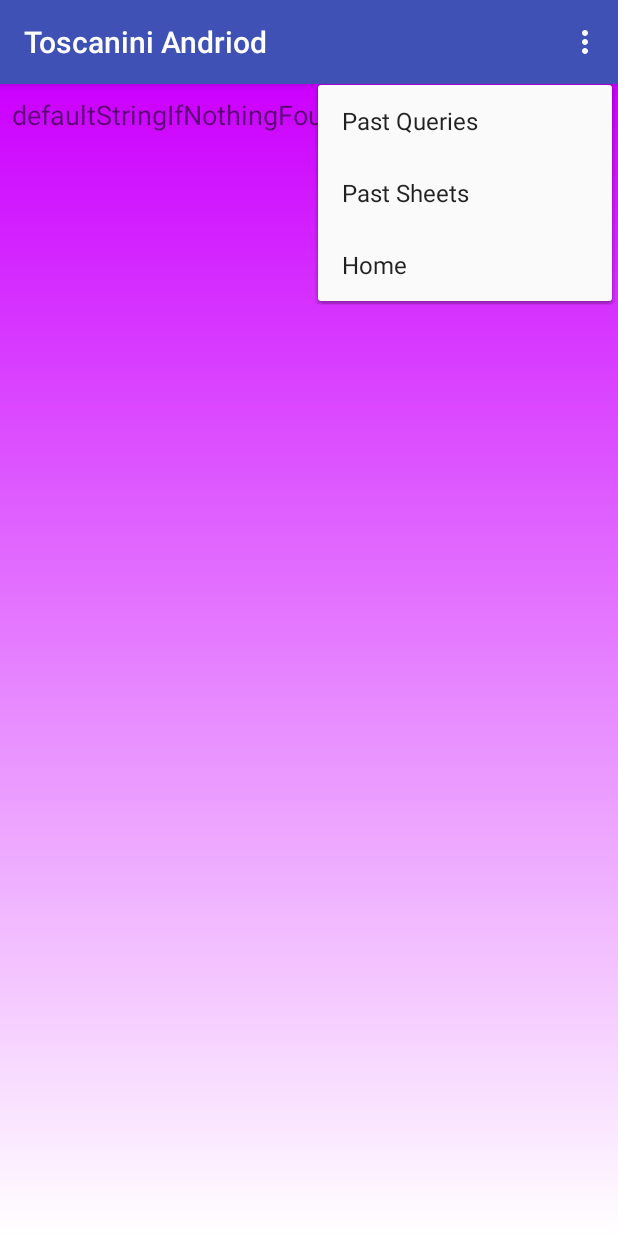
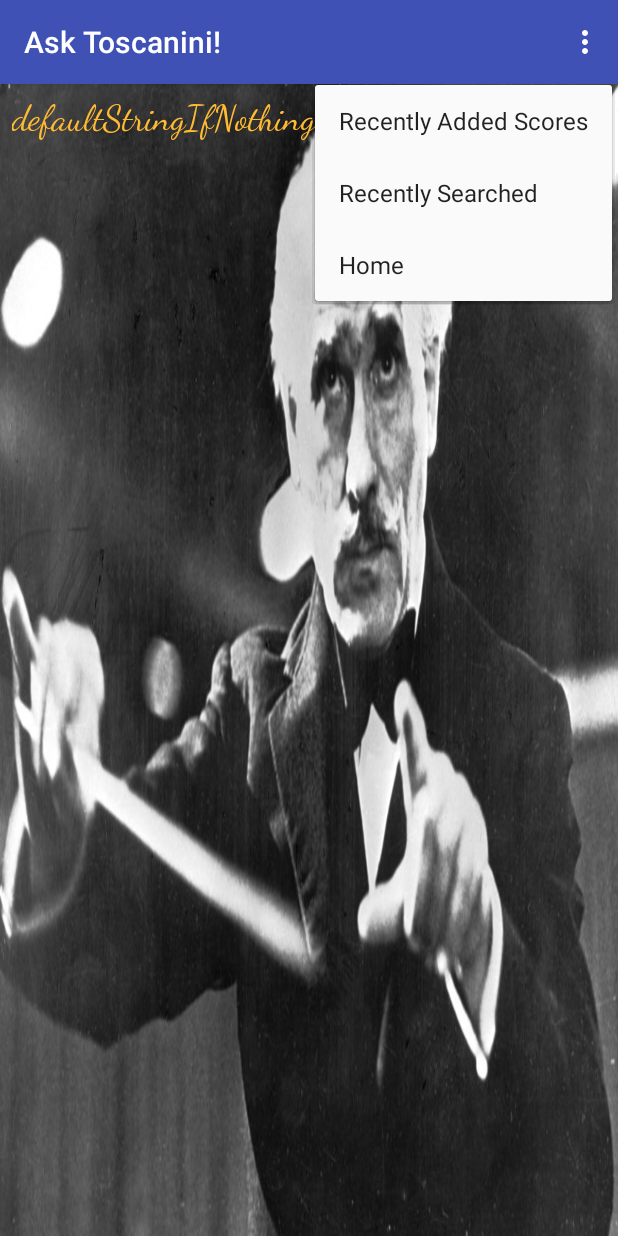
Before and after one commit to MegaArman/Toscanini_Android, an Android app: the fragment QueryFragment placed in its activity, with the options menu open, on a phone screen of 412 x 824 dp. Run offline under Robolectric (Android 15) with nearby library versions, the phone set to English and light mode, and no system bars; network calls fail; 1 statement that could not run was skipped.

Commit message:
still working on styles

```diff
--- a/MusicalGoogle/app/src/main/AndroidManifest.xml
+++ b/MusicalGoogle/app/src/main/AndroidManifest.xml
@@ -7,7 +7,7 @@
     <application
         android:name="com.studionobume.musicalgoogle.MyApplication"
         android:allowBackup="true"
-        android:icon="@mipmap/ic_launcher"
+        android:icon="@drawable/ic_a_c_d_notes"
         android:label="@string/app_name"
         android:roundIcon="@mipmap/ic_launcher_round"
         android:supportsRtl="true"
--- a/MusicalGoogle/app/src/main/res/layout/all_query_layout.xml
+++ b/MusicalGoogle/app/src/main/res/layout/all_query_layout.xml
@@ -5,7 +5,7 @@
     android:id="@+id/queryView"
     android:layout_width="match_parent"
     android:layout_height="match_parent"
-    android:background="@drawable/query_background">
+    android:background="@drawable/toscanini">
 
     <TextView
         android:id="@+id/queryView2"
@@ -13,7 +13,9 @@
         android:layout_height="197dp"
         android:layout_marginLeft="8dp"
         android:layout_marginTop="8dp"
-        android:textSize="18sp"
+        android:fontFamily="cursive"
+        android:textColor="@android:color/holo_orange_light"
+        android:textSize="24sp"
         app:layout_constraintLeft_toLeftOf="parent"
         app:layout_constraintTop_toTopOf="parent" />
 </android.support.constraint.ConstraintLayout>
--- a/MusicalGoogle/app/src/main/res/values/strings.xml
+++ b/MusicalGoogle/app/src/main/res/values/strings.xml
@@ -1,10 +1,10 @@
 <resources>
-    <string name="app_name">Toscanini Andriod</string>
-    <string name="app_label">Toscanini Andriod</string>
+    <string name="app_name">Ask Toscanini!</string>
+    <string name="app_label">Ask Toscanini!</string>
     <string name="search_hint">Flute D4 C#</string>
     <string name="URL">http://mickey.cs.vt.edu:1867/</string>
-    <string name="past_queries">Past Queries</string>
-    <string name="past_sheets">Past Sheets</string>
+    <string name="past_queries">Recently Added Scores</string>
+    <string name="past_sheets">Recently Searched</string>
     <string name="home">Home</string>
     <string name="speech_prompt">Ask your query!</string>
     <string name="error">Your device does not support speech recognition.</string>
```
Also changed, not shown: MusicalGoogle/app/src/main/res/drawable/toscanini.jpg (added).
